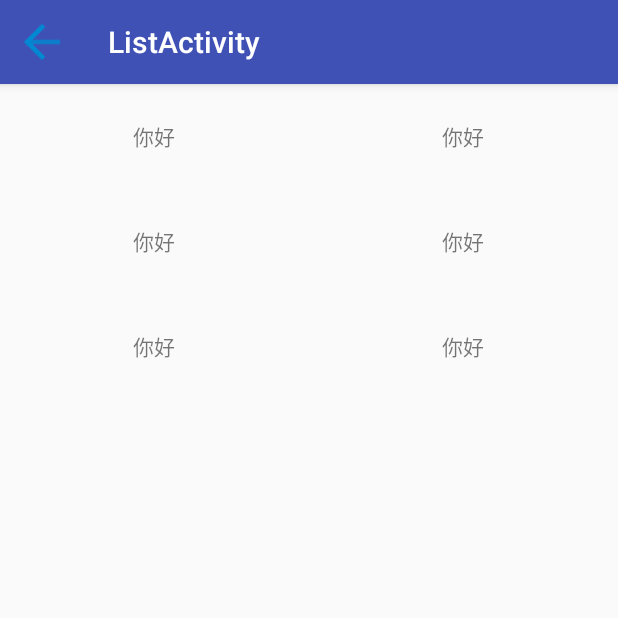
After one commit to 1181631922/KotlinDemo, an Android app: the ListActivity screen opened directly, with no data from a screen before it, on a phone screen of 412 x 824 dp, the top half of it. The commit adds this screen. Run offline under Robolectric (Android 15) with nearby library versions, the phone set to English and light mode, and no system bars.

Commit message:
实现列表页面

```diff
--- a/app/src/main/AndroidManifest.xml
+++ b/app/src/main/AndroidManifest.xml
@@ -24,6 +24,11 @@
                 <category android:name="android.intent.category.LAUNCHER" />
             </intent-filter>
         </activity>
+        <activity
+            android:name=".activity.ListActivity"
+            android:label="@string/title_activity_list"
+            android:screenOrientation="portrait"
+            android:theme="@style/AppTheme.NoActionBar"></activity>
     </application>
 
 </manifest>
--- a/app/src/main/java/com/fanyafeng/kotlindemo/BaseActivity.kt
+++ b/app/src/main/java/com/fanyafeng/kotlindemo/BaseActivity.kt
@@ -51,7 +51,7 @@ open class BaseActivity : AppCompatActivity(), View.OnClickListener {
             }
             if (isSetNavigationIcon) {
                 //                由于要兼容低版本，所以采用这个划杠的方法，需要自己根据需求替换图片
-                toolbar!!.navigationIcon = resources.getDrawable(R.mipmap.ic_launcher)
+                toolbar!!.navigationIcon = resources.getDrawable(R.drawable.back)
                 toolbar!!.setNavigationOnClickListener { finish() }
             }
             if (isSetLogo) {
--- /dev/null
+++ b/app/src/main/java/com/fanyafeng/kotlindemo/activity/ListActivity.kt
@@ -0,0 +1,53 @@
+package com.fanyafeng.kotlindemo.activity
+
+import android.os.Bundle
+import android.support.design.widget.FloatingActionButton
+import android.support.design.widget.Snackbar
+import android.support.v7.app.AppCompatActivity
+import android.support.v7.widget.GridLayoutManager
+import android.support.v7.widget.RecyclerView
+import android.support.v7.widget.Toolbar
+import android.view.View
+
+import com.fanyafeng.kotlindemo.R
+import com.fanyafeng.kotlindemo.BaseActivity
+import com.fanyafeng.kotlindemo.adapter.MyListAdapter
+import com.fanyafeng.kotlindemo.bean.ListBean
+
+//需要搭配Baseactivity，这里默认为Baseactivity,并且默认BaseActivity为包名的根目录
+class ListActivity : BaseActivity() {
+    var rvList: RecyclerView? = null
+    var listBeanList: MutableList<ListBean> = ArrayList()
+    var myListAdapter: MyListAdapter? = null
+    override fun onCreate(savedInstanceState: Bundle?) {
+        super.onCreate(savedInstanceState)
+        setContentView(R.layout.activity_list)
+        //这里默认使用的是toolbar的左上角标题，如果需要使用的标题为中心的采用下方注释的代码，将此注释掉即可
+        title = getString(R.string.title_activity_list)
+
+        initView()
+        initData()
+    }
+
+    override fun onResume() {
+        super.onResume()
+        //toolbar_center_title.setText(getString(R.string.title_activity_list));
+    }
+
+    //初始化UI控件
+    private fun initView() {
+        rvList = findViewById(R.id.rvList) as RecyclerView
+        rvList!!.layoutManager = GridLayoutManager(this, 2, GridLayoutManager.VERTICAL, false)
+        myListAdapter = MyListAdapter(this, listBeanList)
+    }
+
+    //初始化数据
+    private fun initData() {
+        for (i in 0..5) {
+            listBeanList.add(ListBean("你好"))
+        }
+        rvList!!.adapter = myListAdapter
+
+    }
+
+}
--- a/app/src/main/java/com/fanyafeng/kotlindemo/activity/MainActivity.kt
+++ b/app/src/main/java/com/fanyafeng/kotlindemo/activity/MainActivity.kt
@@ -1,23 +1,20 @@
 package com.fanyafeng.kotlindemo.activity
 
+import android.content.Intent
 import android.os.Bundle
-import android.support.design.widget.FloatingActionButton
-import android.support.design.widget.Snackbar
-import android.support.v7.app.AppCompatActivity
-import android.support.v7.widget.Toolbar
 import android.view.View
 import android.widget.Button
 import android.widget.TextView
 
 import com.fanyafeng.kotlindemo.R
 import com.fanyafeng.kotlindemo.BaseActivity
-import com.fanyafeng.kotlindemo.R.id.btnShow1
 
 //需要搭配Baseactivity，这里默认为Baseactivity,并且默认BaseActivity为包名的根目录
 class MainActivity : BaseActivity(), View.OnClickListener {
     val a: Int = 1
     var btnShow1: Button? = null
     var tvShow: TextView? = null
+    var btnShow2: Button? = null
     override fun onCreate(savedInstanceState: Bundle?) {
         super.onCreate(savedInstanceState)
         setContentView(R.layout.activity_main)
@@ -38,6 +35,8 @@ class MainActivity : BaseActivity(), View.OnClickListener {
     private fun initView() {
         btnShow1 = findViewById(R.id.btnShow1) as Button
         btnShow1!!.setOnClickListener(this)
+        btnShow2 = findViewById(R.id.btnShow2) as Button
+        btnShow2!!.setOnClickListener(this)
         tvShow = findViewById(R.id.tvShow) as TextView
     }
 
@@ -51,6 +50,9 @@ class MainActivity : BaseActivity(), View.OnClickListener {
             btnShow1 -> {
                 tvShow!!.text = "你好"
             }
+            btnShow2 -> {
+                startActivity(Intent(this, ListActivity::class.java))
+            }
         }
     }
 
--- /dev/null
+++ b/app/src/main/java/com/fanyafeng/kotlindemo/adapter/MyListAdapter.kt
@@ -0,0 +1,42 @@
+package com.fanyafeng.kotlindemo.adapter
+
+import android.content.Context
+import android.support.v7.widget.RecyclerView
+import android.view.LayoutInflater
+import android.view.View
+import android.view.ViewGroup
+import android.widget.TextView
+
+import com.fanyafeng.kotlindemo.R
+import com.fanyafeng.kotlindemo.bean.ListBean
+
+/**
+ * Author： fanyafeng
+ * Data： 17/5/23 下午4:23
+ * Email: fanyafeng@live.cn
+ */
+class MyListAdapter(private val context: Context, private val listBeanList: List<ListBean>) : RecyclerView.Adapter<MyListAdapter.MyListViewHolder>() {
+
+    override fun onCreateViewHolder(parent: ViewGroup, viewType: Int): MyListViewHolder {
+        val view = LayoutInflater.from(context).inflate(R.layout.item_mylist_layout, parent, false)
+        return MyListViewHolder(view)
+    }
+
+    override fun onBindViewHolder(holder: MyListViewHolder, position: Int) {
+        val listBean = listBeanList[position]
+        holder.tvItem!!.text = listBean.title
+    }
+
+    override fun getItemCount(): Int {
+        return listBeanList.size
+    }
+
+    inner class MyListViewHolder(itemView: View) : RecyclerView.ViewHolder(itemView) {
+        var tvItem: TextView? = null
+
+        init {
+            tvItem = itemView.findViewById(R.id.tvItem) as TextView
+        }
+    }
+
+}
--- /dev/null
+++ b/app/src/main/java/com/fanyafeng/kotlindemo/bean/ListBean.kt
@@ -0,0 +1,48 @@
+package com.fanyafeng.kotlindemo.bean
+
+import android.os.Parcel
+import android.os.Parcelable
+
+/**
+ * Author： fanyafeng
+ * Data： 17/5/23 下午4:17
+ * Email: fanyafeng@live.cn
+ */
+class ListBean : Parcelable {
+    var title: String? = null
+
+    constructor(title: String) {
+        this.title = title
+    }
+
+    public constructor(`in`: Parcel) {
+        title = `in`.readString()
+    }
+
+    override fun writeToParcel(dest: Parcel, flags: Int) {
+        dest.writeString(title)
+    }
+
+    override fun describeContents(): Int {
+        return 0
+    }
+
+    override fun toString(): String {
+        return "ListBean{" +
+                "title='" + title + '\'' +
+                '}'
+    }
+
+    companion object {
+
+        val CREATOR: Parcelable.Creator<ListBean> = object : Parcelable.Creator<ListBean> {
+            override fun createFromParcel(`in`: Parcel): ListBean {
+                return ListBean(`in`)
+            }
+
+            override fun newArray(size: Int): Array<ListBean?> {
+                return arrayOfNulls(size)
+            }
+        }
+    }
+}
--- /dev/null
+++ b/app/src/main/res/layout/activity_list.xml
@@ -0,0 +1,35 @@
+<?xml version="1.0" encoding="utf-8"?>
+<android.support.design.widget.CoordinatorLayout xmlns:android="http://schemas.android.com/apk/res/android"
+    xmlns:app="http://schemas.android.com/apk/res-auto"
+    xmlns:tools="http://schemas.android.com/tools"
+    android:layout_width="match_parent"
+    android:layout_height="match_parent"
+    android:fitsSystemWindows="true"
+    tools:context="com.fanyafeng.kotlindemo.activity.ListActivity">
+
+    <android.support.design.widget.AppBarLayout
+        android:layout_width="match_parent"
+        android:layout_height="wrap_content"
+        android:theme="@style/AppTheme.AppBarOverlay">
+
+        <android.support.v7.widget.Toolbar
+            android:id="@+id/toolbar"
+            android:layout_width="match_parent"
+            android:layout_height="?attr/actionBarSize"
+            android:background="?attr/colorPrimary"
+            app:popupTheme="@style/AppTheme.PopupOverlay">
+            <!--字号可以自定义，这里默认16dp-->
+            <TextView
+                android:id="@+id/toolbar_center_title"
+                android:layout_width="wrap_content"
+                android:layout_height="wrap_content"
+                android:layout_gravity="center"
+                android:textColor="@android:color/white"
+                android:textSize="@dimen/activity_horizontal_margin" />
+        </android.support.v7.widget.Toolbar>
+
+    </android.support.design.widget.AppBarLayout>
+
+    <include layout="@layout/content_list" />
+
+</android.support.design.widget.CoordinatorLayout>
--- /dev/null
+++ b/app/src/main/res/layout/content_list.xml
@@ -0,0 +1,23 @@
+<?xml version="1.0" encoding="utf-8"?>
+<RelativeLayout xmlns:android="http://schemas.android.com/apk/res/android"
+    xmlns:app="http://schemas.android.com/apk/res-auto"
+    xmlns:tools="http://schemas.android.com/tools"
+    android:layout_width="match_parent"
+    android:layout_height="match_parent"
+    app:layout_behavior="@string/appbar_scrolling_view_behavior"
+    tools:context="com.fanyafeng.kotlindemo.activity.ListActivity"
+    tools:showIn="@layout/activity_list">
+
+    <!--需要v4或者v7包，不过一般as创建的工程都默认存在,此处采用滑动嵌套布局，为了解决滑动冲突-->
+    <LinearLayout
+        android:layout_width="match_parent"
+        android:layout_height="match_parent"
+        android:orientation="vertical">
+
+        <android.support.v7.widget.RecyclerView
+            android:id="@+id/rvList"
+            android:layout_width="match_parent"
+            android:layout_height="match_parent" />
+
+    </LinearLayout>
+</RelativeLayout>
--- a/app/src/main/res/layout/content_main.xml
+++ b/app/src/main/res/layout/content_main.xml
@@ -31,6 +31,12 @@
             android:layout_height="wrap_content"
             android:text="第一个按钮" />
 
+        <Button
+            android:id="@+id/btnShow2"
+            android:layout_width="match_parent"
+            android:layout_height="wrap_content"
+            android:text="列表页面" />
+
 
     </LinearLayout>
 </android.support.v4.widget.NestedScrollView>
--- /dev/null
+++ b/app/src/main/res/layout/item_mylist_layout.xml
@@ -0,0 +1,13 @@
+<?xml version="1.0" encoding="utf-8"?>
+<LinearLayout xmlns:android="http://schemas.android.com/apk/res/android"
+    android:layout_width="match_parent"
+    android:layout_height="wrap_content">
+
+    <TextView
+        android:id="@+id/tvItem"
+        android:layout_width="match_parent"
+        android:gravity="center"
+        android:layout_height="70dp"
+        android:text="标题" />
+
+</LinearLayout>
--- a/app/src/main/res/values/strings.xml
+++ b/app/src/main/res/values/strings.xml
@@ -2,4 +2,5 @@
     <string name="app_name">KotlinDemo</string>
     <string name="action_settings">Settings</string>
     <string name="title_activity_main">MainActivity</string>
+    <string name="title_activity_list">ListActivity</string>
 </resources>
```
Also changed, not shown: app/src/main/res/drawable-xhdpi/back.png (added).
